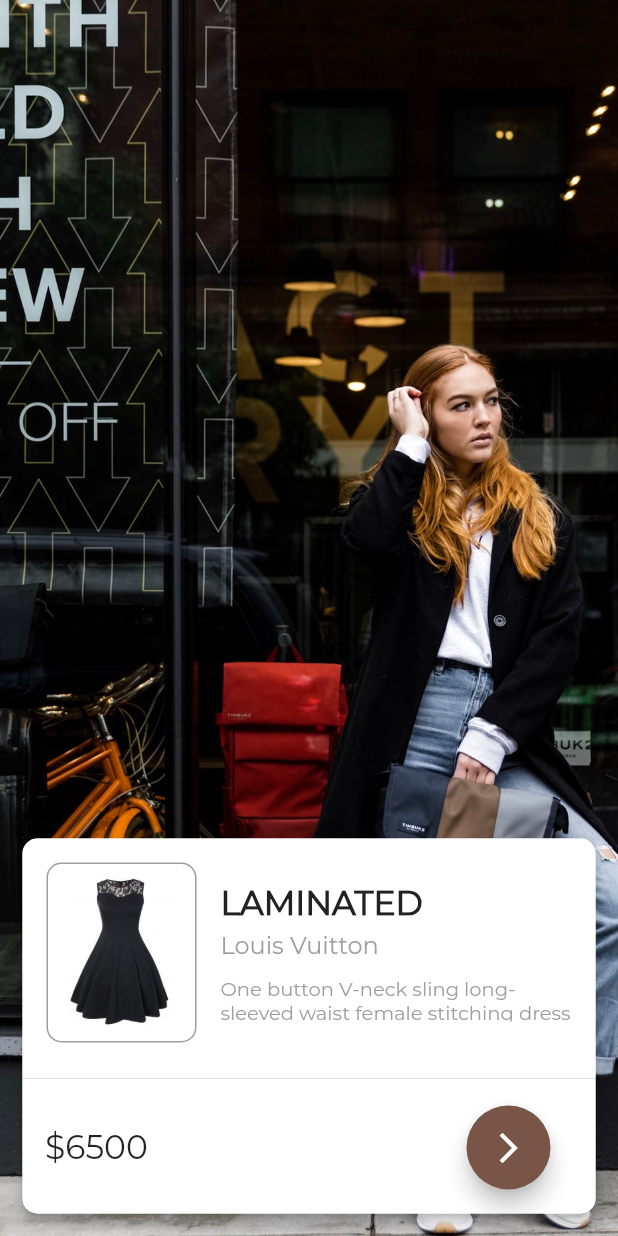
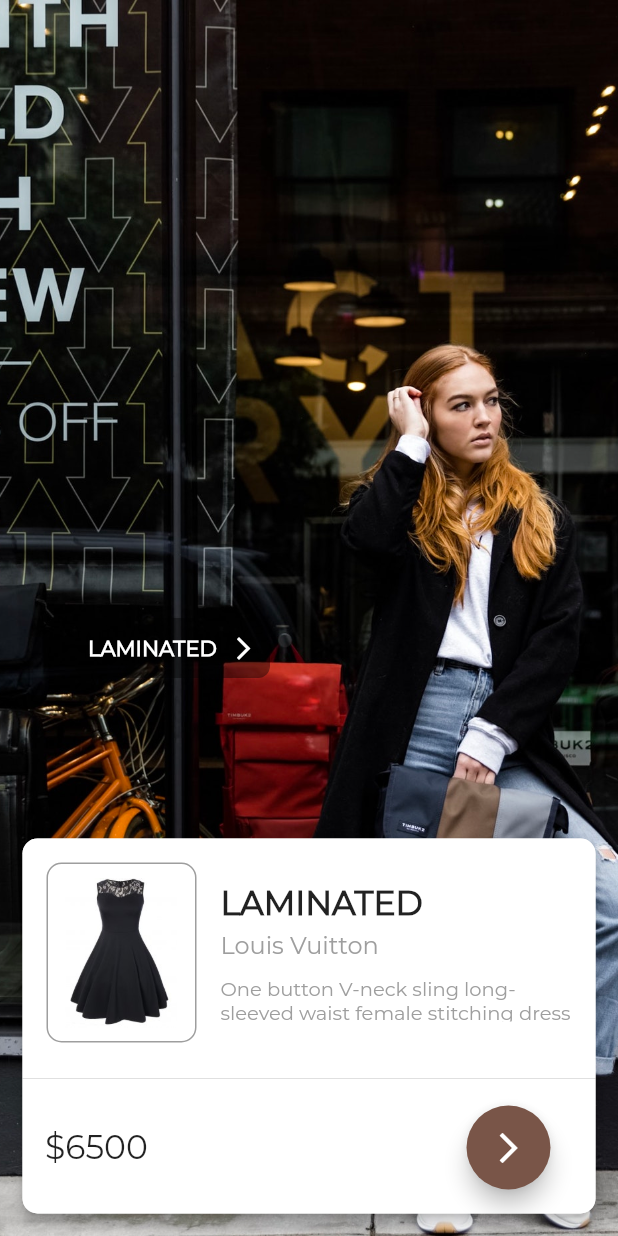
Before and after one commit to mustafauys/Discovery, a Flutter app: the Detay screen opened directly, on a phone screen of 412 x 824 dp. Run offline on Flutter 3.47's test engine with Material 2 defaults, Android fonts, the phone set to English and light mode, and no system bars.

Commit message:
App Completed

```diff
--- a/lib/detay.dart
+++ b/lib/detay.dart
@@ -91,17 +91,21 @@ class _DetayState extends State<Detay> {
                       ],
                     ),
                     Divider(),
-
                     Padding(
-                      padding: const EdgeInsets.only(left: 15, top: 10, bottom: 2),
+                      padding:
+                          const EdgeInsets.only(left: 15, top: 10, bottom: 2),
                       child: Row(
                         mainAxisAlignment: MainAxisAlignment.spaceBetween,
                         children: [
-                          Text('\$6500', style: TextStyle(fontFamily: 'Montserrat', fontSize: 22),),
+                          Text(
+                            '\$6500',
+                            style: TextStyle(
+                                fontFamily: 'Montserrat', fontSize: 22),
+                          ),
                           Container(
                             margin: EdgeInsets.only(right: 30),
                             child: FloatingActionButton(
-                              onPressed: (){},
+                              onPressed: () {},
                               child: Icon(Icons.arrow_forward_ios),
                               backgroundColor: Colors.brown,
                             ),
@@ -114,6 +118,34 @@ class _DetayState extends State<Detay> {
               ),
             ),
           ),
+          Positioned(
+            top: MediaQuery.of(context).size.height / 2,
+            left: 50,
+            child: Container(
+              height: 40,
+              width: 130,
+              decoration: BoxDecoration(
+                color: Colors.black.withOpacity(0.4),
+                borderRadius: BorderRadius.circular(8),
+              ),
+              child: Row(
+                mainAxisAlignment: MainAxisAlignment.spaceEvenly,
+                children: [
+                  Center(
+                    child: Text(
+                      "LAMINATED",
+                      style: TextStyle(
+                        fontFamily: 'Montserrat',
+                        color: Colors.white,
+                        fontWeight: FontWeight.bold,
+                      ),
+                    ),
+                  ),
+                  Icon(Icons.arrow_forward_ios, color: Colors.white,size: 18),
+                ],
+              ),
+            ),
+          ),
         ],
       ),
     );
```
